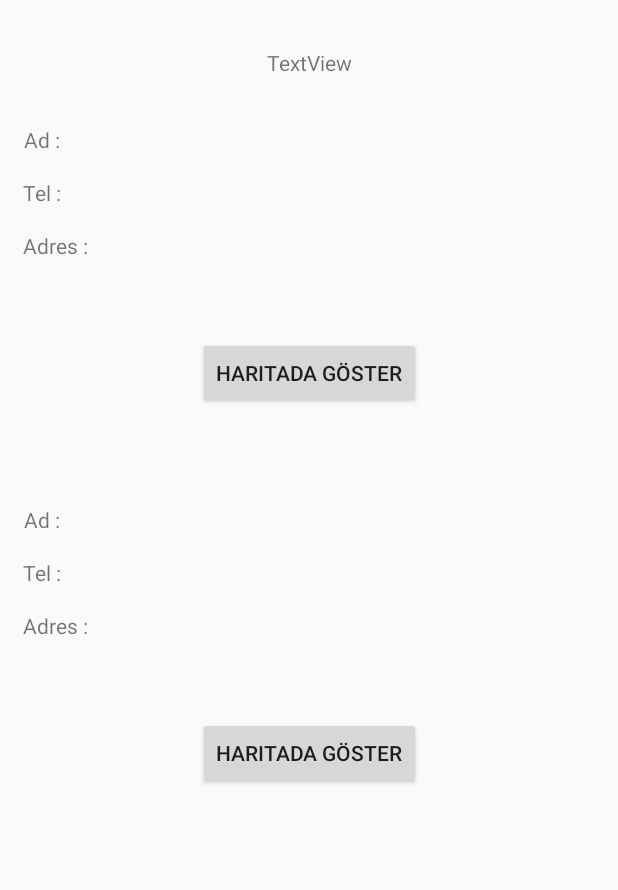
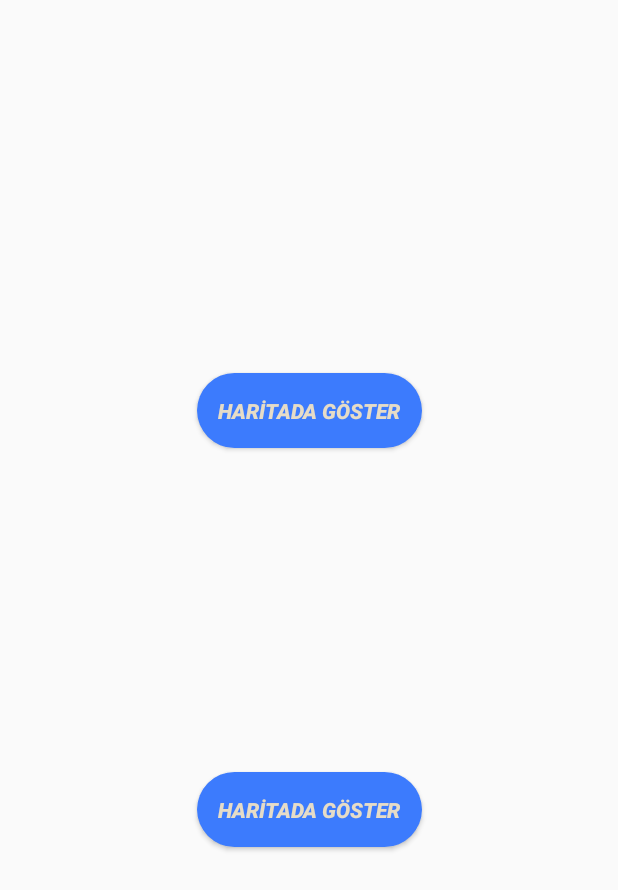
Before and after one commit to eerenyilmaz/NobetciEczaneApp, an Android app: the layout activity_main2.xml on its own in the app's theme, with its tools: preview values and no code run, on a phone screen of 412 x 824 dp. Shown: the top 890 px of the screen. Run offline under Robolectric (Android 15) with nearby library versions, the phone set to English and light mode, and no system bars.

Commit message:
gui tasarlandı

```diff
--- a/app/src/main/java/com/example/nobetcieczaneapp/Main2Activity.java
+++ b/app/src/main/java/com/example/nobetcieczaneapp/Main2Activity.java
@@ -8,26 +8,39 @@ import android.os.Bundle;
 import android.util.Log;
 import android.view.View;
 import android.widget.Button;
-import android.widget.EditText;
 import android.widget.TextView;
 
-import org.jsoup.Connection;
 import org.jsoup.Jsoup;
 import org.jsoup.nodes.Document;
 import org.jsoup.nodes.Element;
 import org.jsoup.select.Elements;
 
 import java.io.IOException;
-import java.util.Iterator;
 
 public class Main2Activity extends AppCompatActivity {
 
-    TextView textR1, textR2, textR3,headerText;
-    TextView textR5, textR6, textR7;
-    Elements element2,element3,element1;
+    TextView textR1, textR2, textR3,headerText,textR5, textR6, textR7;
+    TextView textL1,textVAR1,textL3,textVAR2,textL6,textL7,textSGK1,textSGK2;
+    Elements element2,element3,element1,elemet11;
     Button mapButton1,mapButton2;
 
     static String url = "https://apps.istanbulsaglik.gov.tr/NobetciEczane/Home/GetEczaneler";
+
+
+    @Override
+    protected void onCreate(Bundle savedInstanceState) {
+        super.onCreate(savedInstanceState);
+        setContentView(R.layout.activity_main2);
+
+
+        String stringExtra = getIntent().getStringExtra("ilce");
+        System.out.println(stringExtra);
+        String ilceismi = stringExtra;
+
+        new DownloadData().execute(new String[]{url,ilceismi});
+
+
+    }
 
     private class DownloadData extends AsyncTask<String,String,String> {
         Document doc;
@@ -38,13 +51,18 @@ public class Main2Activity extends AppCompatActivity {
             textR1 = (TextView) findViewById(R.id.textR1);
             textR2 = (TextView) findViewById(R.id.textR2);
             textR3 = (TextView) findViewById(R.id.textR3);
-
             textR5 = (TextView) findViewById(R.id.textR5);
             textR6 = (TextView) findViewById(R.id.textR6);
             textR7 = (TextView) findViewById(R.id.textR7);
-
+            textL1 = (TextView) findViewById(R.id.textL1);
+            textL3 = (TextView) findViewById(R.id.textL3);
+            textSGK1 = (TextView) findViewById(R.id.textSGK1);
+            textSGK2 = (TextView) findViewById(R.id.textSGK2);
+            textVAR1 = (TextView) findViewById(R.id.textVAR1);
+            textVAR2 = (TextView) findViewById(R.id.textVAR2);
+            textL6 = (TextView) findViewById(R.id.textL6);
+            textL7 = (TextView) findViewById(R.id.textL7);
             headerText = (TextView) findViewById(R.id.headerText);
-
             mapButton1 = (Button) findViewById(R.id.mapButton1);
             mapButton2 = (Button) findViewById(R.id.mapButton2);
 
@@ -72,9 +90,11 @@ public class Main2Activity extends AppCompatActivity {
                 @Override
                 public void run() {
 
-                    element3 = doc.select("tr>td>label"); // Tarih, Eczane adı, semt
+                    element3 = doc.select("tr>td>label"); // adres
                     element2 = doc.select("b"); // Tarih, Eczane adı, semt
                     element1 = doc.select("tr>td>label>a"); //telefon no, faks no
+                    elemet11 = doc.select("div>table>tbody>tr>td>label");
+
                     String string1 = "\\?";
                     String string2 = "&";
                     String string3 = "=";
@@ -97,7 +117,38 @@ public class Main2Activity extends AppCompatActivity {
                     textR5.setText(element2.get(a + 3).text());
                     textR6.setText(element1.get(2).text());
                     textR7.setText(element3.get(b + 10).text());
+
+
                     headerText.setText(element2.get(0).text() +" "+ element2.get(1).text());
+
+                    textL1.setText(elemet11.get(0).text());
+                    textL6.setText(elemet11.get(0).text());
+
+
+                    textL3.setText(elemet11.get(6).text());
+                    textL7.setText(elemet11.get(6).text());
+
+                    textSGK1.setText(elemet11.get(4).text());
+                    textSGK2.setText(elemet11.get(4).text());
+
+                    textVAR1.setText(elemet11.get(5).text());
+                    textVAR2.setText(elemet11.get(15).text());
+
+
+
+                    for(int i = 0; i<element3.size(); i++)
+                    {
+                        Log.i("FeedBack",""+element3);
+                    }
+                    for(int i = 0; i<element2.size(); i++)
+                    {
+                        Log.i("FeedBack1",""+element2);
+                    }
+                    for(int i = 0; i<elemet11.size(); i++)
+                    {
+                        Log.i("FeedBack2",""+elemet11);
+                    }
+
 
                     mapButton1.setOnClickListener(new View.OnClickListener() {
                         @Override
@@ -127,18 +178,4 @@ public class Main2Activity extends AppCompatActivity {
     }
 
 
-    @Override
-    protected void onCreate(Bundle savedInstanceState) {
-        super.onCreate(savedInstanceState);
-        setContentView(R.layout.activity_main2);
-
-
-        String stringExtra = getIntent().getStringExtra("ilce");
-        System.out.println(stringExtra);
-        String ilceismi = stringExtra;
-
-        new DownloadData().execute(new String[]{url,ilceismi});
-
-
-    }
 }
--- a/app/src/main/java/com/example/nobetcieczaneapp/MainActivity.java
+++ b/app/src/main/java/com/example/nobetcieczaneapp/MainActivity.java
@@ -10,6 +10,8 @@ import android.widget.AdapterView.OnItemClickListener;
 import android.widget.ArrayAdapter;
 import android.widget.ListView;
 import android.widget.TextView;
+import android.widget.Toolbar;
+
 import androidx.appcompat.app.AppCompatActivity;
 import java.util.ArrayList;
 import java.util.Iterator;
--- /dev/null
+++ b/app/src/main/res/drawable/rounded_button.xml
@@ -0,0 +1,10 @@
+<?xml version="1.0" encoding="utf-8"?>
+<shape xmlns:android="http://schemas.android.com/apk/res/android"
+    android:shape="rectangle">
+
+    <solid android:color="#3C7BFD "/>
+    <corners android:radius="150dp"/>
+
+
+
+</shape>
--- a/app/src/main/res/layout/activity_main.xml
+++ b/app/src/main/res/layout/activity_main.xml
@@ -6,6 +6,7 @@
     android:layout_height="match_parent"
     tools:context=".MainActivity" >
 
+
     <ListView
         android:id="@+id/listview"
         android:layout_width="match_parent"
--- a/app/src/main/res/layout/activity_main2.xml
+++ b/app/src/main/res/layout/activity_main2.xml
@@ -10,74 +10,69 @@
         android:id="@+id/textR5"
         android:layout_width="wrap_content"
         android:layout_height="wrap_content"
-        android:layout_marginStart="128dp"
-        app:layout_constraintStart_toEndOf="@+id/textL5"
-        app:layout_constraintTop_toTopOf="@+id/textL5" />
+        android:layout_marginTop="32dp"
+        android:background="#DA292A"
+        android:fontFamily="sans-serif-black"
+        android:textColor="#F8F8F8 "
+        android:textSize="25sp"
+        app:layout_constraintEnd_toEndOf="parent"
+        app:layout_constraintStart_toStartOf="parent"
+        app:layout_constraintTop_toBottomOf="@+id/mapButton1" />
 
     <TextView
         android:id="@+id/textR7"
         android:layout_width="wrap_content"
         android:layout_height="wrap_content"
-        android:layout_marginTop="16dp"
+        android:layout_marginTop="8dp"
         app:layout_constraintStart_toStartOf="@+id/textL7"
-        app:layout_constraintTop_toBottomOf="@+id/textL7" />
+        app:layout_constraintTop_toBottomOf="@+id/textL7"
+        android:fontFamily="sans-serif-black"/>
 
     <TextView
         android:id="@+id/textL7"
-        android:layout_width="56dp"
-        android:layout_height="19dp"
-        android:layout_marginTop="16dp"
-        android:text="Adres : "
-        app:layout_constraintStart_toStartOf="@+id/textL6"
-        app:layout_constraintTop_toBottomOf="@+id/textL6" />
-
-    <TextView
-        android:id="@+id/textL5"
         android:layout_width="wrap_content"
         android:layout_height="wrap_content"
-        android:layout_marginTop="64dp"
-        android:text="Ad : "
-        app:layout_constraintEnd_toEndOf="@+id/textL2"
-        app:layout_constraintStart_toStartOf="@+id/textL2"
-        app:layout_constraintTop_toBottomOf="@+id/mapButton1" />
+        android:layout_marginTop="16dp"
+        android:fontFamily="sans-serif-black"
+        android:textColor="#353535"
+        app:layout_constraintStart_toStartOf="@+id/textL6"
+        app:layout_constraintTop_toBottomOf="@+id/textSGK2" />
 
     <TextView
         android:id="@+id/textL6"
         android:layout_width="wrap_content"
         android:layout_height="wrap_content"
         android:layout_marginTop="16dp"
-        android:text="Tel : "
-        app:layout_constraintEnd_toEndOf="@+id/textL5"
-        app:layout_constraintStart_toStartOf="@+id/textL5"
-        app:layout_constraintTop_toBottomOf="@+id/textL5" />
+        android:fontFamily="sans-serif-black"
+        android:textColor="#353535"
+        app:layout_constraintEnd_toEndOf="@+id/textL1"
+        app:layout_constraintStart_toStartOf="@+id/textL1"
+        app:layout_constraintTop_toBottomOf="@+id/textR5" />
 
     <TextView
         android:id="@+id/textL1"
         android:layout_width="wrap_content"
         android:layout_height="wrap_content"
+        android:layout_marginStart="16dp"
         android:layout_marginTop="16dp"
-        android:text="Tel : "
-        app:layout_constraintEnd_toEndOf="@+id/textL2"
-        app:layout_constraintStart_toStartOf="@+id/textL2"
-        app:layout_constraintTop_toBottomOf="@+id/textL2" />
-
-    <TextView
-        android:id="@+id/textL2"
-        android:layout_width="wrap_content"
-        android:layout_height="wrap_content"
-        android:layout_marginStart="16dp"
-        android:layout_marginTop="32dp"
-        android:text="Ad : "
+        android:fontFamily="sans-serif-black"
+        android:textColor="#353535"
         app:layout_constraintStart_toStartOf="parent"
-        app:layout_constraintTop_toBottomOf="@+id/headerText" />
+        app:layout_constraintTop_toBottomOf="@+id/textR1" />
 
     <TextView
         android:id="@+id/textR1"
         android:layout_width="wrap_content"
         android:layout_height="wrap_content"
-        android:layout_marginStart="128dp"
-        app:layout_constraintStart_toEndOf="@+id/textL2"
-        app:layout_constraintTop_toTopOf="@+id/textL2" />
+        android:layout_marginTop="16dp"
+        android:background="#DA292A"
+        android:fontFamily="sans-serif-black"
+        android:textColor="#F8F8F8 "
+        android:textSize="25sp"
+        app:layout_constraintEnd_toEndOf="parent"
+        app:layout_constraintHorizontal_bias="0.498"
+        app:layout_constraintStart_toStartOf="parent"
+        app:layout_constraintTop_toBottomOf="@+id/headerText" />
 
     <TextView
         android:id="@+id/textR2"
@@ -85,24 +80,27 @@
         android:layout_height="wrap_content"
         app:layout_constraintEnd_toEndOf="@+id/textR1"
         app:layout_constraintStart_toStartOf="@+id/textR1"
-        app:layout_constraintTop_toTopOf="@+id/textL1" />
+        app:layout_constraintTop_toTopOf="@+id/textL1"
+        android:fontFamily="sans-serif-black"/>
 
     <TextView
         android:id="@+id/textL3"
         android:layout_width="wrap_content"
         android:layout_height="wrap_content"
         android:layout_marginTop="16dp"
-        android:text="Adres : "
+        android:fontFamily="sans-serif-black"
+        android:textColor="#353535"
         app:layout_constraintStart_toStartOf="@+id/textL1"
-        app:layout_constraintTop_toBottomOf="@+id/textL1" />
+        app:layout_constraintTop_toBottomOf="@+id/textSGK1" />
 
     <TextView
         android:id="@+id/textR3"
         android:layout_width="wrap_content"
         android:layout_height="wrap_content"
-        android:layout_marginTop="16dp"
+        android:layout_marginTop="8dp"
         app:layout_constraintStart_toStartOf="@+id/textL3"
-        app:layout_constraintTop_toBottomOf="@+id/textL3" />
+        app:layout_constraintTop_toBottomOf="@+id/textL3"
+        android:fontFamily="sans-serif-black"/>
 
     <TextView
         android:id="@+id/textR6"
@@ -111,35 +109,85 @@
         app:layout_constraintBottom_toBottomOf="@+id/textL6"
         app:layout_constraintEnd_toEndOf="@+id/textR5"
         app:layout_constraintStart_toStartOf="@+id/textR5"
-        app:layout_constraintTop_toBottomOf="@+id/textL5" />
+        android:fontFamily="sans-serif-black"/>
 
     <Button
         android:id="@+id/mapButton1"
-        android:layout_width="wrap_content"
-        android:layout_height="wrap_content"
-        android:layout_marginTop="16dp"
-        android:text="Haritada Göster"
+        android:layout_width="150dp"
+        android:layout_height="50dp"
+        android:layout_marginTop="8dp"
+        android:background="@drawable/rounded_button"
+        android:text="HARİTADA GÖSTER"
+        android:textAlignment="center"
+        android:textColor="#E6DCC7 "
+        android:textStyle="bold|italic"
         app:layout_constraintEnd_toEndOf="parent"
         app:layout_constraintStart_toStartOf="parent"
         app:layout_constraintTop_toBottomOf="@+id/textR3" />
 
     <Button
         android:id="@+id/mapButton2"
-        android:layout_width="wrap_content"
-        android:layout_height="wrap_content"
+        android:layout_width="150dp"
+        android:layout_height="50dp"
         android:layout_marginTop="16dp"
-        android:text="Haritada Göster"
+        android:text="HARİTADA GÖSTER"
         app:layout_constraintEnd_toEndOf="parent"
         app:layout_constraintStart_toStartOf="parent"
-        app:layout_constraintTop_toBottomOf="@+id/textR7" />
+        app:layout_constraintTop_toBottomOf="@+id/textR7"
+        android:background="@drawable/rounded_button"
+        android:textColor="#E6DCC7 "
+        android:textStyle="bold|italic"/>
 
     <TextView
         android:id="@+id/headerText"
         android:layout_width="wrap_content"
         android:layout_height="wrap_content"
-        android:layout_marginTop="32dp"
-        android:text="TextView"
+        android:layout_marginTop="16dp"
+        android:fontFamily="sans-serif-black"
+        android:textColor="#DA292A"
+        android:textSize="30sp"
         app:layout_constraintEnd_toEndOf="parent"
         app:layout_constraintStart_toStartOf="parent"
         app:layout_constraintTop_toTopOf="parent" />
+
+    <TextView
+        android:id="@+id/textSGK1"
+        android:layout_width="wrap_content"
+        android:layout_height="wrap_content"
+        android:layout_marginTop="16dp"
+        app:layout_constraintStart_toStartOf="@+id/textL1"
+        app:layout_constraintTop_toBottomOf="@+id/textL1"
+        android:fontFamily="sans-serif-black"
+        android:textColor="#353535"
+        />
+
+    <TextView
+        android:id="@+id/textSGK2"
+        android:layout_width="wrap_content"
+        android:layout_height="wrap_content"
+        android:layout_marginTop="16dp"
+        app:layout_constraintStart_toStartOf="@+id/textL6"
+        app:layout_constraintTop_toBottomOf="@+id/textL6"
+        android:fontFamily="sans-serif-black"
+        android:textColor="#353535"/>
+
+    <TextView
+        android:id="@+id/textVAR1"
+        android:layout_width="wrap_content"
+        android:layout_height="wrap_content"
+        app:layout_constraintEnd_toEndOf="@+id/textR2"
+        app:layout_constraintStart_toStartOf="@+id/textR2"
+        app:layout_constraintTop_toTopOf="@+id/textSGK1"
+        android:fontFamily="sans-serif-black"
+        android:textColor="#7F7D7D"/>
+
+    <TextView
+        android:id="@+id/textVAR2"
+        android:layout_width="wrap_content"
+        android:layout_height="wrap_content"
+        app:layout_constraintEnd_toEndOf="@+id/textR6"
+        app:layout_constraintStart_toStartOf="@+id/textR6"
+        app:layout_constraintTop_toTopOf="@+id/textSGK2"
+        android:fontFamily="sans-serif-black"
+        android:textColor="#7F7D7D"/>
 </androidx.constraintlayout.widget.ConstraintLayout>
--- a/app/src/main/res/values/colors.xml
+++ b/app/src/main/res/values/colors.xml
@@ -1,6 +1,6 @@
 <?xml version="1.0" encoding="utf-8"?>
 <resources>
-    <color name="colorPrimary">#6200EE</color>
-    <color name="colorPrimaryDark">#3700B3</color>
+    <color name="colorPrimary">#DA292A</color>
+    <color name="colorPrimaryDark">#DA292A</color>
     <color name="colorAccent">#03DAC5</color>
 </resources>
--- a/app/src/main/res/values/strings.xml
+++ b/app/src/main/res/values/strings.xml
@@ -1,4 +1,4 @@
 <resources>
-    <string name="app_name">NobetciEczaneApp</string>
+    <string name="app_name">Nöbetçi Eczane</string>
     <string name="title_activity_maps">Map</string>
 </resources>
```
